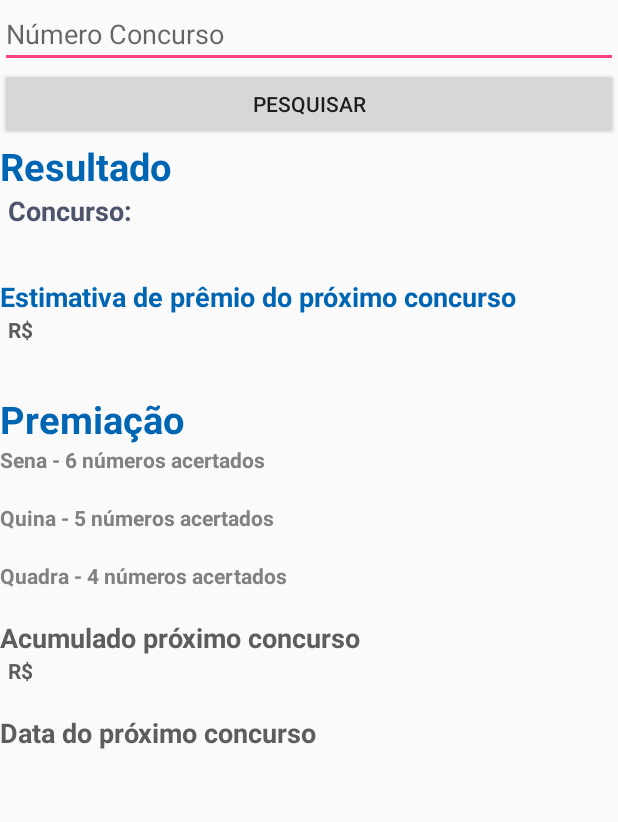
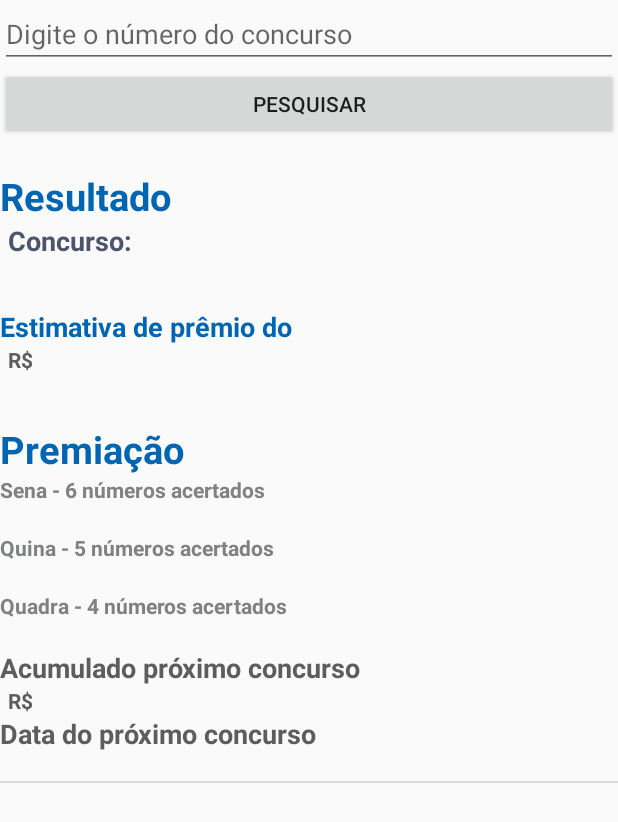
Before and after one commit to PauloVictorSantos/MegaSenaAndroidApp, an Android app: the screen it shows after launch (MegaSenaActivity), on a phone screen of 412 x 824 dp. Shown: the top 822 px of the screen. Run offline under Robolectric (Android 15) with nearby library versions, the phone set to English and light mode, and no system bars; our stand-ins replace AdMob; 11 statements that could not run were skipped.

Commit message:
Atualizações

```diff
--- a/app/build.gradle
+++ b/app/build.gradle
@@ -28,5 +28,5 @@ dependencies {
     compile 'com.android.support.constraint:constraint-layout:1.0.0-alpha7'
     testCompile 'junit:junit:4.12'
     compile 'com.google.code.gson:gson:2.8.2'
-    compile 'com.android.support:recyclerview-v7:25.3.1'
+    compile 'com.google.android.gms:play-services-ads:11.6.0'
 }
--- a/app/src/main/AndroidManifest.xml
+++ b/app/src/main/AndroidManifest.xml
@@ -19,10 +19,6 @@
                 <category android:name="android.intent.category.LAUNCHER" />
             </intent-filter>
         </activity>
-        <activity
-            android:name=".MegaSenaBusca"
-            android:label="@string/title_activity_mega_sena_busca"
-            android:theme="@style/AppTheme.NoActionBar"></activity>
     </application>
 
 </manifest>
--- a/app/src/main/java/com/linenext/br/conferirloterias/MegaSenaActivity.java
+++ b/app/src/main/java/com/linenext/br/conferirloterias/MegaSenaActivity.java
@@ -1,38 +1,31 @@
 package com.linenext.br.conferirloterias;
 
-import android.annotation.SuppressLint;
 import android.app.Activity;
-import android.content.Intent;
+import android.content.Context;
+import android.net.ConnectivityManager;
 import android.os.AsyncTask;
 import android.os.Bundle;
-import android.support.v7.widget.RecyclerView;
-import android.text.Editable;
-import android.text.TextWatcher;
 import android.view.View;
-import android.widget.ArrayAdapter;
 import android.widget.Button;
 import android.widget.EditText;
-import android.widget.ListAdapter;
 import android.widget.ListView;
-import android.widget.SearchView;
 import android.widget.SimpleAdapter;
+import android.widget.Toast;
+import com.google.android.gms.ads.AdRequest;
+import com.google.android.gms.ads.AdSize;
+import com.google.android.gms.ads.AdView;
+import com.google.android.gms.ads.MobileAds;
 import com.google.gson.Gson;
-import com.google.gson.reflect.TypeToken;
-
 import java.io.IOException;
-import java.lang.reflect.Type;
-import java.math.BigDecimal;
 import java.net.HttpURLConnection;
 import java.net.MalformedURLException;
 import java.net.URL;
+import java.net.UnknownHostException;
 import java.text.DateFormat;
 import java.util.ArrayList;
 import java.util.Arrays;
 import java.util.HashMap;
-import java.util.List;
-import java.util.Map;
 import java.util.Scanner;
-import java.util.concurrent.ExecutionException;
 
 public class MegaSenaActivity extends Activity {
     ArrayList<HashMap<String, String>> contactList;
@@ -40,6 +33,7 @@ public class MegaSenaActivity extends Activity {
     private EditText filterText;
     private SimpleAdapter adapter;
     private Button btnPesquisa;
+    private AdView mAdView;
     @Override
     protected void onCreate(Bundle savedInstanceState) {
         super.onCreate(savedInstanceState);
@@ -48,7 +42,14 @@ public class MegaSenaActivity extends Activity {
         lv = (ListView) findViewById(R.id.list);
         filterText =(EditText) findViewById(R.id.pesquisar);
         btnPesquisa= (Button) findViewById(R.id.btnBuscar);
-        new MegaSenaTask().execute();
+        filterText.setText("");
+
+        if(isOnline()){
+            new MegaSenaTask().execute();
+        }else{
+            Toast.makeText(this, R.string.connectivity_service, Toast.LENGTH_LONG).show();
+            btnPesquisa.setEnabled(false);
+        }
 
         btnPesquisa.setOnClickListener(new View.OnClickListener() {
             @Override
@@ -59,18 +60,22 @@ public class MegaSenaActivity extends Activity {
 
             }
         });
-
+        MobileAds.initialize(this, "ca-app-pub-7016423715131781/7580221755");
+        mAdView = (AdView) findViewById(R.id.adView);
+        AdRequest adRequest = new AdRequest.Builder().build();
+        mAdView.loadAd(adRequest);
     }
 
+    public boolean isOnline() {
+        ConnectivityManager manager = (ConnectivityManager) getSystemService(Context.CONNECTIVITY_SERVICE);
 
+        return manager.getActiveNetworkInfo() != null &&
+                manager.getActiveNetworkInfo().isConnectedOrConnecting();
+    }
 
     public class MegaSenaTask extends AsyncTask<Object,Object,MegaSena> {
 
-        @Override
-        protected void onPreExecute() {
-            super.onPreExecute();
 
-        }
 
         protected MegaSena doInBackground(Object... param){
             StringBuilder resposta= new StringBuilder();
@@ -94,7 +99,9 @@ public class MegaSenaActivity extends Activity {
                 }
             } catch (MalformedURLException e) {
                 e.printStackTrace();
-            } catch (IOException e) {
+            } catch (UnknownHostException e) {
+                e.printStackTrace();
+            }catch (IOException e ){
                 e.printStackTrace();
             }
               return new Gson().fromJson(resposta.toString(), MegaSena.class);
@@ -123,8 +130,8 @@ public class MegaSenaActivity extends Activity {
                     MegaSenaActivity.this, contactList,
                     R.layout.list_item, new String[]{
                     "numero", "data", "sorteio","sena","quina","quadra","acumulado",
-                    "valor_acumulado","cidades","proxima_estimativa","proxima_data"},
-                    new int[]{R.id.numero, R.id.data, R.id.sorteio,R.id.sena,R.id.quina,R.id.quadra, R.id.acumulado,R.id.valor_acumulado, R.id.cidades, R.id.proxima_estimativa,R.id.proxima_data});
+                    "valor_acumulado","proxima_estimativa","proxima_data"},
+                    new int[]{R.id.numero, R.id.data, R.id.sorteio,R.id.sena,R.id.quina,R.id.quadra, R.id.acumulado,R.id.valor_acumulado, R.id.proxima_estimativa,R.id.proxima_data});
 
             lv.setAdapter(adapter);
         }
--- a/app/src/main/res/layout/activity_main.xml
+++ b/app/src/main/res/layout/activity_main.xml
@@ -6,13 +6,17 @@
     android:layout_height="match_parent"
     android:orientation="vertical"
     android:weightSum="1"
-    tools:context="com.linenext.br.conferirloterias.MegaSenaActivity">
-
+    tools:context="com.linenext.br.conferirloterias.MegaSenaActivity"
+    android:focusable="true" android:focusableInTouchMode="true"
+    >
     <EditText
         android:id="@+id/pesquisar"
         android:layout_width="match_parent"
         android:layout_height="wrap_content"
-        android:hint="@string/hint_numero_concurso" />
+        android:hint="@string/hint_numero_concurso"
+        android:inputType="number"
+        android:maxLength="4"
+        />
 
     <Button
         android:id="@+id/btnBuscar"
@@ -20,9 +24,20 @@
         android:layout_height="wrap_content"
         android:text="@string/btnBuscar" />
 
+    <com.google.android.gms.ads.AdView xmlns:ads="http://schemas.android.com/apk/res-auto"
+        android:id="@+id/adView"
+        android:layout_width="wrap_content"
+        android:layout_height="wrap_content"
+        android:layout_marginBottom="10dp"
+        android:layout_marginTop="10dp"
+        android:textAlignment="center"
+        ads:adSize="BANNER"
+        ads:adUnitId="ca-app-pub-7016423715131781/7580221755"
+        tools:layout_marginLeft="25dp"></com.google.android.gms.ads.AdView>
+
     <ListView
         android:id="@+id/list"
-        android:layout_width="fill_parent"
-        android:layout_height="wrap_content" />
+        android:layout_width="wrap_content"
+        android:layout_height="match_parent" />
 
 </LinearLayout>
--- a/app/src/main/res/layout/list_item.xml
+++ b/app/src/main/res/layout/list_item.xml
@@ -1,12 +1,9 @@
 <?xml version="1.0" encoding="utf-8"?>
-<LinearLayout
-    xmlns:android="http://schemas.android.com/apk/res/android"
+<LinearLayout xmlns:android="http://schemas.android.com/apk/res/android"
     xmlns:tools="http://schemas.android.com/tools"
-    android:orientation="vertical"
     android:layout_width="match_parent"
-    android:layout_height="match_parent">
-
-
+    android:layout_height="wrap_content"
+    android:orientation="vertical">
 
     <TextView
         android:id="@+id/result"
@@ -18,7 +15,7 @@
         android:textStyle="bold" />
 
     <LinearLayout
-        android:layout_width="match_parent"
+        android:layout_width="wrap_content"
         android:layout_height="wrap_content"
         android:orientation="horizontal">
 
@@ -26,37 +23,37 @@
             android:id="@+id/label_conc"
             android:layout_width="wrap_content"
             android:layout_height="wrap_content"
+            android:paddingLeft="5dp"
+            android:paddingRight="5dp"
             android:text="@string/concurso"
             android:textColor="#4c556c"
             android:textSize="18sp"
-            android:paddingLeft="5dp"
-            android:paddingRight="5dp"
             android:textStyle="bold" />
+
         <TextView
             android:id="@+id/numero"
             android:layout_width="wrap_content"
             android:layout_height="wrap_content"
             android:textColor="#209869"
-            android:textSize="16sp"
-            />
+            android:textSize="16sp" />
+
         <TextView
             android:id="@+id/data"
             android:layout_width="wrap_content"
             android:layout_height="wrap_content"
             android:paddingLeft="10dp"
             android:paddingRight="10dp"
-            android:textColor="@color/colorAccent"
-            />
+            android:textColor="@color/colorAccent" />
 
     </LinearLayout>
+
     <TextView
         android:id="@+id/acumulado"
         android:layout_width="wrap_content"
         android:layout_height="wrap_content"
         android:textColor="#0066b3"
-        android:textStyle="bold"
         android:textSize="24sp"
-        />
+        android:textStyle="bold" />
 
     <LinearLayout
         android:layout_width="match_parent"
@@ -94,18 +91,15 @@
             android:layout_height="wrap_content"
             android:textColor="#5d5d5d"
             android:textStyle="bold" />
-
     </LinearLayout>
-
 
     <TextView
         android:id="@+id/sorteio"
         android:layout_width="wrap_content"
         android:layout_height="wrap_content"
         android:textColor="#209869"
-        android:textStyle="bold"
         android:textSize="24sp"
-         />
+        android:textStyle="bold" />
 
     <TextView
         android:id="@+id/premicao"
@@ -115,22 +109,23 @@
         android:textColor="#0066b3"
         android:textSize="25sp"
         android:textStyle="bold" />
+
     <TextView
         android:id="@+id/label_sena"
         android:layout_width="wrap_content"
         android:layout_height="wrap_content"
+        android:text="@string/label_sena"
         android:textColor="#7f8182"
         android:textSize="14sp"
-        android:textStyle="bold"
-        android:text="@string/label_sena"
-        />
+        android:textStyle="bold" />
+
     <TextView
         android:id="@+id/sena"
         android:layout_width="wrap_content"
         android:layout_height="wrap_content"
         android:textColor="#7f8182"
-        android:textSize="14sp"
-        />
+        android:textSize="14sp" />
+
     <TextView
         android:id="@+id/label_quina"
         android:layout_width="wrap_content"
@@ -139,29 +134,29 @@
         android:textColor="#7f8182"
         android:textSize="14sp"
         android:textStyle="bold" />
+
     <TextView
         android:id="@+id/quina"
         android:layout_width="wrap_content"
         android:layout_height="wrap_content"
         android:textColor="#7f8182"
-        android:textSize="14sp"
-        />
+        android:textSize="14sp" />
+
     <TextView
         android:id="@+id/label_quadra"
         android:layout_width="wrap_content"
         android:layout_height="wrap_content"
+        android:text="@string/label_quadra"
         android:textColor="#7f8182"
         android:textSize="14sp"
-        android:textStyle="bold"
-        android:text="@string/label_quadra"
-        />
+        android:textStyle="bold" />
+
     <TextView
-    android:id="@+id/quadra"
-    android:layout_width="wrap_content"
-    android:layout_height="wrap_content"
-    android:textColor="#7f8182"
-    android:textSize="14sp"
-    />
+        android:id="@+id/quadra"
+        android:layout_width="wrap_content"
+        android:layout_height="wrap_content"
+        android:textColor="#7f8182"
+        android:textSize="14sp" />
 
     <TextView
         android:id="@+id/label_valor_acumulado"
@@ -195,14 +190,13 @@
             android:textStyle="bold" />
     </LinearLayout>
 
-    <TextView
+    <!-- <TextView
         android:id="@+id/cidades"
         android:layout_width="wrap_content"
         android:layout_height="wrap_content"
         android:textColor="#5d5d5d"
-        android:textStyle="bold"
-        />
-
+        android:textStyle="bold" />
+-->
     <TextView
         android:id="@+id/label_proxima_data"
         android:layout_width="wrap_content"
@@ -211,15 +205,11 @@
         android:textColor="#5d5d5d"
         android:textSize="18sp"
         android:textStyle="bold" />
+
     <TextView
         android:id="@+id/proxima_data"
         android:layout_width="wrap_content"
         android:layout_height="wrap_content"
         android:textColor="#5d5d5d"
-        android:textStyle="bold"
-        />
-
-
-
-
+        android:textStyle="bold" />
 </LinearLayout>
--- a/app/src/main/res/values/colors.xml
+++ b/app/src/main/res/values/colors.xml
@@ -3,5 +3,4 @@
     <color name="colorPrimary">#3F51B5</color>
     <color name="colorPrimaryDark">#303F9F</color>
     <color name="colorAccent">#FF4081</color>
-    <color name="colorsorteio">#209869</color>
 </resources>
--- a/app/src/main/res/values/dimens.xml
+++ b/app/src/main/res/values/dimens.xml
@@ -1,3 +1 @@
-<resources>
-    <dimen name="fab_margin">16dp</dimen>
-</resources>
+<resources></resources>
--- a/app/src/main/res/values/strings.xml
+++ b/app/src/main/res/values/strings.xml
@@ -1,5 +1,5 @@
 <resources>
-    <string name="app_name">Conferir Loterias</string>
+    <string name="app_name">Conferir Mega-Sena</string>
     <string name="result">Resultado</string>
     <string name="concurso">Concurso:</string>
     <string name="text_estimativa">Estimativa de prêmio do próximo concurso</string>
@@ -10,9 +10,7 @@
     <string name="label_quadra">Quadra - 4 números acertados</string>
     <string name="valor_acumulado">Acumulado próximo concurso</string>
     <string name="proxima_data">Data do próximo concurso</string>
-    <string name="label_numero_concurso">Número do concurso</string>
-    <string name="label_button">Pesquisar</string>
-    <string name="title_activity_mega_sena_busca">MegaSenaBusca</string>
     <string name="btnBuscar">Pesquisar</string>
-    <string name="hint_numero_concurso">Número Concurso</string>
+    <string name="hint_numero_concurso">Digite o número do concurso</string>
+    <string name="connectivity_service">Não há conexão com a intenet! Ative uma rede!</string>
 </resources>
--- a/app/src/main/res/values/styles.xml
+++ b/app/src/main/res/values/styles.xml
@@ -8,13 +8,4 @@
         <item name="colorAccent">@color/colorAccent</item>
     </style>
 
-    <style name="AppTheme.NoActionBar">
-        <item name="windowActionBar">false</item>
-        <item name="windowNoTitle">true</item>
-    </style>
-
-    <style name="AppTheme.AppBarOverlay" parent="ThemeOverlay.AppCompat.Dark.ActionBar" />
-
-    <style name="AppTheme.PopupOverlay" parent="ThemeOverlay.AppCompat.Light" />
-
 </resources>
--- a/build.gradle
+++ b/build.gradle
@@ -15,6 +15,9 @@ buildscript {
 allprojects {
     repositories {
         jcenter()
+        maven {
+            url "https://maven.google.com"
+        }
     }
 }
 
```
Also changed, not shown: app/src/main/ic_launcher-web.png (added), app/src/main/res/mipmap-hdpi/ic_launcher.png, app/src/main/res/mipmap-mdpi/ic_launcher.png, app/src/main/res/mipmap-xhdpi/ic_launcher.png, app/src/main/res/mipmap-xxhdpi/ic_launcher.png, app/src/main/res/mipmap-xxxhdpi/ic_launcher.png.
